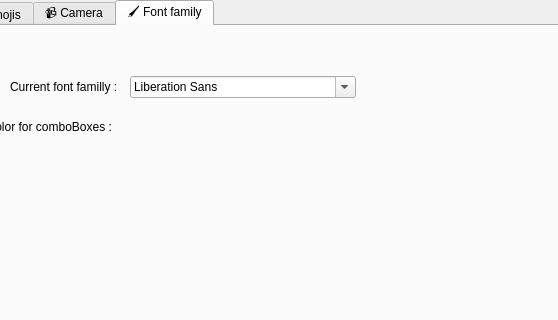
Vicken-Ghoubiguian/desktopWeaDTApp, file maindesktopweadtwindow.ui: the form before one commit; both pictures show x 242 to 800 and y 0 to 320 of the 800 by 600 pixel window.
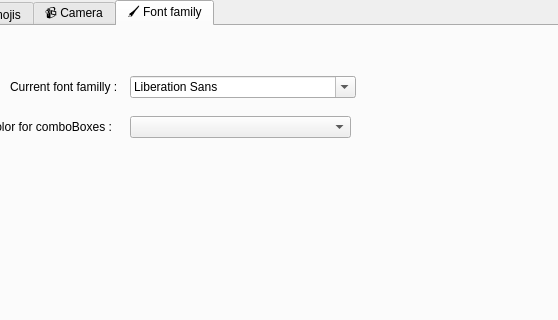
The form after the commit.

```diff
--- a/maindesktopweadtwindow.ui
+++ b/maindesktopweadtwindow.ui
@@ -310,6 +310,16 @@
        <string>Current background color for comboBoxes :</string>
       </property>
      </widget>
+     <widget class="QComboBox" name="backgroundColorForCBComboBox">
+      <property name="geometry">
+       <rect>
+        <x>370</x>
+        <y>90</y>
+        <width>221</width>
+        <height>22</height>
+       </rect>
+      </property>
+     </widget>
     </widget>
    </widget>
   </widget>
```
